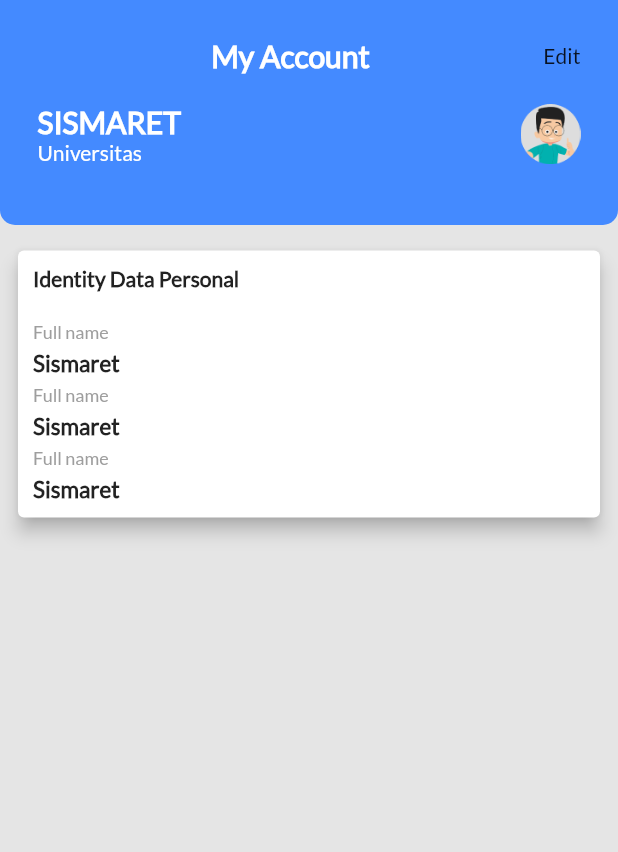
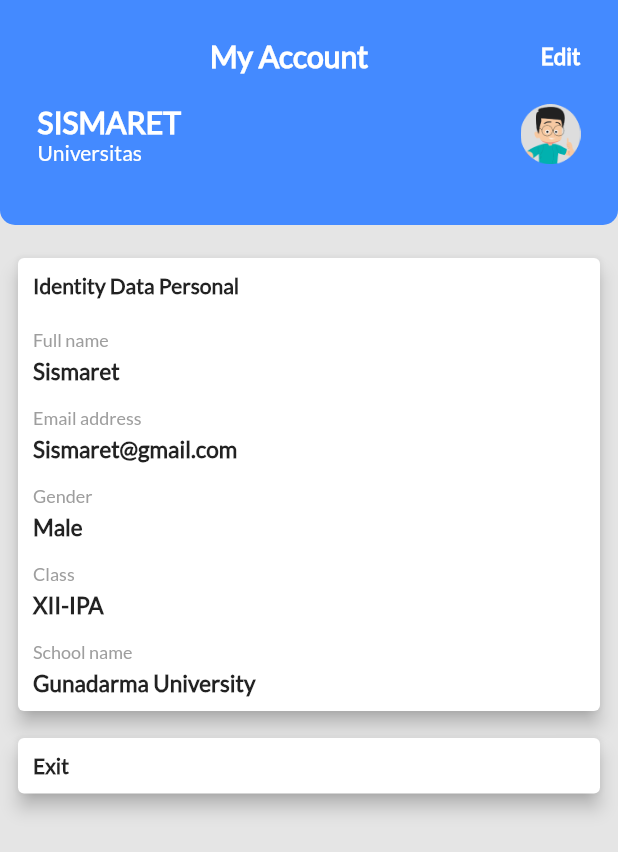
Before and after one commit to Sismaret/sample_firebase, a Flutter app: the ProfileVw screen opened directly, on a phone screen of 412 x 824 dp. Shown: the top 852 px of the screen. Run offline on Flutter 3.47's test engine with Material 2 defaults, Android fonts, the phone set to English and light mode, and no system bars; our stand-ins replace carousel_slider, firebase_core, google_fonts; missing offline and left inert: dart:ffi; accounts and stored records are empty.

Commit message:
update profile page

```diff
--- a/lib/mainview/profile_vw.dart
+++ b/lib/mainview/profile_vw.dart
@@ -29,7 +29,7 @@ class _ProfileVwState extends State<ProfileVw> {
                 alignment: Alignment.topLeft,
                 child: Row(
                     mainAxisAlignment: MainAxisAlignment.spaceBetween,
-                    children: const [
+                    children: [
                       SizedBox(),
                       Text(
                         'My Account',
@@ -38,7 +38,16 @@ class _ProfileVwState extends State<ProfileVw> {
                             fontWeight: FontWeight.bold,
                             color: Colors.white),
                       ),
-                      Text('Edit')
+                      GestureDetector(
+                        onTap: () {},
+                        child: Text(
+                          'Edit',
+                          style: TextStyle(
+                              fontSize: 15,
+                              fontWeight: FontWeight.bold,
+                              color: Colors.white),
+                        ),
+                      )
                     ]),
               ),
               SizedBox(
@@ -74,11 +83,13 @@ class _ProfileVwState extends State<ProfileVw> {
             ]),
           ),
           SizedBox(
-            height: 5,
+            height: 10,
           ),
           Padding(
             padding: const EdgeInsets.all(8.0),
-            child: Card(
+            child: Column(
+              children: [
+                Card(
                     elevation: 5,
                     child: Row(
                       mainAxisAlignment: MainAxisAlignment.center,
@@ -99,8 +110,8 @@ class _ProfileVwState extends State<ProfileVw> {
                                 ),
                                 const Text(
                                   'Full name',
-                              style:
-                                  TextStyle(fontSize: 12, color: Colors.grey),
+                                  style: TextStyle(
+                                      fontSize: 12, color: Colors.grey),
                                 ),
                                 SizedBox(
                                   height: 5,
@@ -108,39 +119,76 @@ class _ProfileVwState extends State<ProfileVw> {
                                 const Text(
                                   'Sismaret',
                                   style: TextStyle(
-                                  fontSize: 15, fontWeight: FontWeight.bold),
+                                      fontSize: 15,
+                                      fontWeight: FontWeight.bold),
+                                ),
+                                SizedBox(
+                                  height: 15,
+                                ),
+                                const Text(
+                                  'Email address',
+                                  style: TextStyle(
+                                      fontSize: 12, color: Colors.grey),
                                 ),
                                 SizedBox(
                                   height: 5,
                                 ),
                                 const Text(
-                              'Full name',
-                              style:
-                                  TextStyle(fontSize: 12, color: Colors.grey),
+                                  'Sismaret@gmail.com',
+                                  style: TextStyle(
+                                      fontSize: 15,
+                                      fontWeight: FontWeight.bold),
+                                ),
+                                SizedBox(
+                                  height: 15,
+                                ),
+                                const Text(
+                                  'Gender',
+                                  style: TextStyle(
+                                      fontSize: 12, color: Colors.grey),
                                 ),
                                 SizedBox(
                                   height: 5,
                                 ),
                                 const Text(
-                              'Sismaret',
+                                  'Male',
                                   style: TextStyle(
-                                  fontSize: 15, fontWeight: FontWeight.bold),
+                                      fontSize: 15,
+                                      fontWeight: FontWeight.bold),
+                                ),
+                                SizedBox(
+                                  height: 15,
+                                ),
+                                const Text(
+                                  'Class',
+                                  style: TextStyle(
+                                      fontSize: 12, color: Colors.grey),
                                 ),
                                 SizedBox(
                                   height: 5,
                                 ),
                                 const Text(
-                              'Full name',
-                              style:
-                                  TextStyle(fontSize: 12, color: Colors.grey),
+                                  'XII-IPA',
+                                  style: TextStyle(
+                                      fontSize: 15,
+                                      fontWeight: FontWeight.bold),
+                                ),
+                                SizedBox(
+                                  height: 15,
+                                ),
+                                const Text(
+                                  'School name',
+                                  style: TextStyle(
+                                      fontSize: 12, color: Colors.grey),
                                 ),
                                 SizedBox(
                                   height: 5,
                                 ),
                                 const Text(
-                              'Sismaret',
+                                  'Gunadarma University',
                                   style: TextStyle(
-                                  fontSize: 15, fontWeight: FontWeight.bold),
+                                      fontSize: 15,
+                                      fontWeight: FontWeight.bold),
                                 )
                               ],
                             ),
@@ -148,6 +196,32 @@ class _ProfileVwState extends State<ProfileVw> {
                         )
                       ],
                     )),
+                SizedBox(
+                  height: 10,
+                ),
+                Card(
+                    elevation: 5,
+                    child: Row(
+                      mainAxisAlignment: MainAxisAlignment.center,
+                      children: [
+                        Expanded(
+                          flex: 3,
+                          child: Container(
+                            padding: const EdgeInsets.fromLTRB(10, 10, 10, 10),
+                            child: Row(
+                              children: [
+                                const Text(
+                                  'Exit',
+                                  style: TextStyle(fontWeight: FontWeight.bold),
+                                ),
+                              ],
+                            ),
+                          ),
+                        )
+                      ],
+                    )),
+              ],
+            ),
           )
         ],
       ),
```
Also changed, not shown: lib/mainview/lessons_vw.dart (+6 -1 lines), lib/mainview/subject_vw.dart (added, +96 -0 lines). Lines whose indentation alone changed are shown as unchanged.
